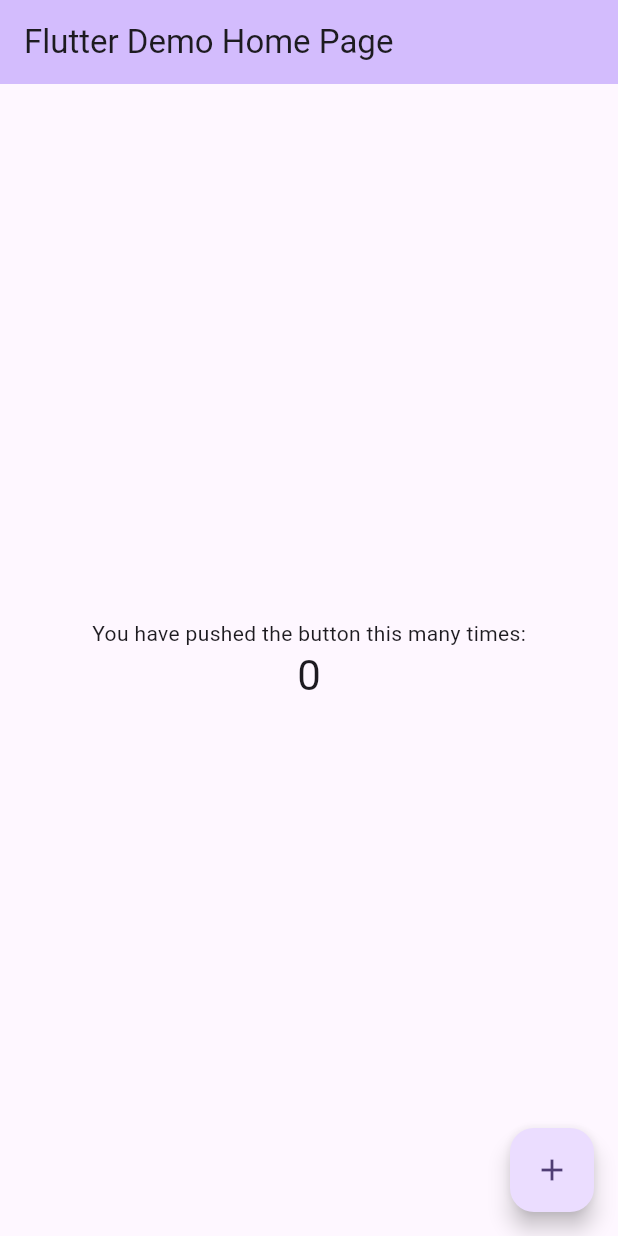
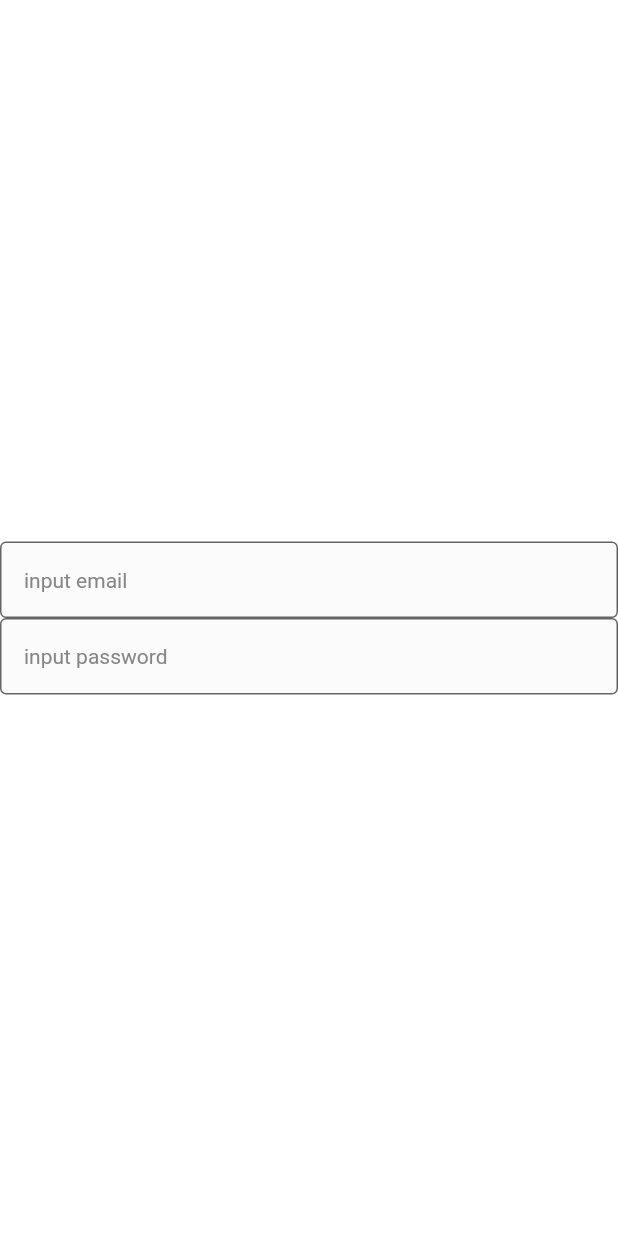
Before and after one commit to ironwhale1014/coding_factory_train, a Flutter app: the screen it shows after launch, on a phone screen of 412 x 824 dp. Run offline on Flutter 3.47's test engine with Material 2 defaults, Android fonts, the phone set to English and light mode, and no system bars.

Commit message:
텍스트 필드 디자인

```diff
--- /dev/null
+++ b/lib/common/component/custom_textformfield.dart
@@ -0,0 +1,43 @@
+import 'package:coding_factory_train/common/const/colors.dart';
+import 'package:flutter/material.dart';
+
+class CustomTextFormField extends StatelessWidget {
+  String? hintText;
+  String? errorText;
+  bool obscureText;
+  bool autofocus;
+  ValueChanged<String>? onChanged;
+
+  CustomTextFormField(
+      {Key? key,
+      this.hintText,
+      this.errorText,
+      this.autofocus = false,
+      this.obscureText = false,
+      required this.onChanged})
+      : super(key: key);
+
+  @override
+  Widget build(BuildContext context) {
+    final baseBorder = OutlineInputBorder(
+        borderSide: BorderSide(width: 1.0, color: INPUT_BORDER_COLOR));
+
+    return TextFormField(
+      obscureText: obscureText,
+      autofocus: autofocus,
+      onChanged: onChanged,
+      cursorColor: PRIMATY_COLOR,
+      decoration: InputDecoration(
+          hintText: hintText,
+          contentPadding: const EdgeInsets.all(16),
+          hintStyle: const TextStyle(color: BODY_TEXT_COLOR, fontSize: 14),
+          errorText: errorText,
+          fillColor: INPUT_BG_COLOR,
+          filled: true,
+          border: baseBorder,
+          focusedBorder: baseBorder.copyWith(
+              borderSide:
+                  baseBorder.borderSide.copyWith(color: PRIMATY_COLOR))),
+    );
+  }
+}
--- /dev/null
+++ b/lib/common/const/colors.dart
@@ -0,0 +1,10 @@
+import 'package:flutter/material.dart';
+
+
+const Color PRIMATY_COLOR = Color(0xFF22A45D);
+
+const Color BODY_TEXT_COLOR = Color(0xFF868686);
+
+const Color INPUT_BG_COLOR = Color(0xFFFBFBFB);
+
+const Color INPUT_BORDER_COLOR = Color(0xFFF3F2F2);
--- a/lib/main.dart
+++ b/lib/main.dart
@@ -1,125 +1,32 @@
+import 'package:coding_factory_train/common/component/custom_textformfield.dart';
 import 'package:flutter/material.dart';
 
 void main() {
-  runApp(const MyApp());
+  runApp(_App());
 }
 
-class MyApp extends StatelessWidget {
-  const MyApp({super.key});
+class _App extends StatelessWidget {
+  const _App({Key? key}) : super(key: key);
 
-  // This widget is the root of your application.
   @override
   Widget build(BuildContext context) {
     return MaterialApp(
-      title: 'Flutter Demo',
-      theme: ThemeData(
-        // This is the theme of your application.
-        //
-        // TRY THIS: Try running your application with "flutter run". You'll see
-        // the application has a blue toolbar. Then, without quitting the app,
-        // try changing the seedColor in the colorScheme below to Colors.green
-        // and then invoke "hot reload" (save your changes or press the "hot
-        // reload" button in a Flutter-supported IDE, or press "r" if you used
-        // the command line to start the app).
-        //
-        // Notice that the counter didn't reset back to zero; the application
-        // state is not lost during the reload. To reset the state, use hot
-        // restart instead.
-        //
-        // This works for code too, not just values: Most code changes can be
-        // tested with just a hot reload.
-        colorScheme: ColorScheme.fromSeed(seedColor: Colors.deepPurple),
-        useMaterial3: true,
+      theme: ThemeData(useMaterial3: false),
+      debugShowCheckedModeBanner: false,
+      home: Scaffold(
+        backgroundColor: Colors.white,
+        body: Column(
+          mainAxisAlignment: MainAxisAlignment.center,
+          children: [
+            CustomTextFormField(
+                hintText: "input email", onChanged: (String value) {}),
+            CustomTextFormField(
+                hintText: "input password",
+                onChanged: (String value) {},
+                obscureText: true)
+          ],
+        ),
       ),
-      home: const MyHomePage(title: 'Flutter Demo Home Page'),
     );
   }
 }
-
-class MyHomePage extends StatefulWidget {
-  const MyHomePage({super.key, required this.title});
-
-  // This widget is the home page of your application. It is stateful, meaning
-  // that it has a State object (defined below) that contains fields that affect
-  // how it looks.
-
-  // This class is the configuration for the state. It holds the values (in this
-  // case the title) provided by the parent (in this case the App widget) and
-  // used by the build method of the State. Fields in a Widget subclass are
-  // always marked "final".
-
-  final String title;
-
-  @override
-  State<MyHomePage> createState() => _MyHomePageState();
-}
-
-class _MyHomePageState extends State<MyHomePage> {
-  int _counter = 0;
-
-  void _incrementCounter() {
-    setState(() {
-      // This call to setState tells the Flutter framework that something has
-      // changed in this State, which causes it to rerun the build method below
-      // so that the display can reflect the updated values. If we changed
-      // _counter without calling setState(), then the build method would not be
-      // called again, and so nothing would appear to happen.
-      _counter++;
-    });
-  }
-
-  @override
-  Widget build(BuildContext context) {
-    // This method is rerun every time setState is called, for instance as done
-    // by the _incrementCounter method above.
-    //
-    // The Flutter framework has been optimized to make rerunning build methods
-    // fast, so that you can just rebuild anything that needs updating rather
-    // than having to individually change instances of widgets.
-    return Scaffold(
-      appBar: AppBar(
-        // TRY THIS: Try changing the color here to a specific color (to
-        // Colors.amber, perhaps?) and trigger a hot reload to see the AppBar
-        // change color while the other colors stay the same.
-        backgroundColor: Theme.of(context).colorScheme.inversePrimary,
-        // Here we take the value from the MyHomePage object that was created by
-        // the App.build method, and use it to set our appbar title.
-        title: Text(widget.title),
-      ),
-      body: Center(
-        // Center is a layout widget. It takes a single child and positions it
-        // in the middle of the parent.
-        child: Column(
-          // Column is also a layout widget. It takes a list of children and
-          // arranges them vertically. By default, it sizes itself to fit its
-          // children horizontally, and tries to be as tall as its parent.
-          //
-          // Column has various properties to control how it sizes itself and
-          // how it positions its children. Here we use mainAxisAlignment to
-          // center the children vertically; the main axis here is the vertical
-          // axis because Columns are vertical (the cross axis would be
-          // horizontal).
-          //
-          // TRY THIS: Invoke "debug painting" (choose the "Toggle Debug Paint"
-          // action in the IDE, or press "p" in the console), to see the
-          // wireframe for each widget.
-          mainAxisAlignment: MainAxisAlignment.center,
-          children: <Widget>[
-            const Text(
-              'You have pushed the button this many times:',
-            ),
-            Text(
-              '$_counter',
-              style: Theme.of(context).textTheme.headlineMedium,
-            ),
-          ],
-        ),
-      ),
-      floatingActionButton: FloatingActionButton(
-        onPressed: _incrementCounter,
-        tooltip: 'Increment',
-        child: const Icon(Icons.add),
-      ), // This trailing comma makes auto-formatting nicer for build methods.
-    );
-  }
-}
```
